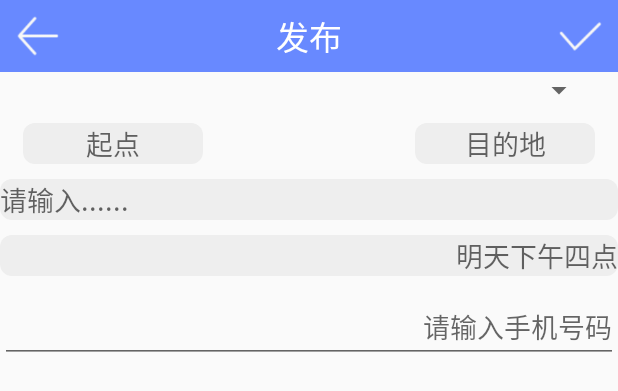
After one commit to DulCoder/PinKe, an Android app: the layout activity_add.xml on its own in the app's theme, with its tools: preview values and no code run, on a phone screen of 412 x 824 dp. The commit adds this screen. Shown: the top 391 px of the screen. Run offline under Robolectric (Android 15) with nearby library versions, the phone set to English and light mode, and no system bars.

Commit message:
AddFragmentToAddActivity

```diff
--- a/app/src/main/java/com/fafu/kongshu/zhengxianyou/pinke/fragment/MyContentFragment.java
+++ b/app/src/main/java/com/fafu/kongshu/zhengxianyou/pinke/fragment/MyContentFragment.java
@@ -26,6 +26,7 @@ import com.fafu.kongshu.zhengxianyou.pinke.config.Config;
 import com.fafu.kongshu.zhengxianyou.pinke.sqlitedb.NoteMeteData;
 
 import java.util.ArrayList;
+import java.util.Collections;
 import java.util.List;
 
 import cn.bmob.v3.BmobQuery;
@@ -161,7 +162,6 @@ public class MyContentFragment extends Fragment implements AdapterView.OnItemCli
                 public void done(List<Note> list, BmobException e) {
 
                     notes = list;
-
                     //把数据添加到本地数据库
                     int size = list.size();
                     Note note = null;
@@ -188,6 +188,7 @@ public class MyContentFragment extends Fragment implements AdapterView.OnItemCli
 
         notes.clear();
         ArrayList<Note> list = mDatabaseAdapter.queryAll();
+        Collections.reverse(list);
         notes.addAll(list);
 
         adapter = new NoteAdapter(displayActivity, notes);
--- a/app/src/main/java/com/fafu/kongshu/zhengxianyou/pinke/fragment/MyDetailFragment.java
+++ b/app/src/main/java/com/fafu/kongshu/zhengxianyou/pinke/fragment/MyDetailFragment.java
@@ -98,7 +98,7 @@ public class MyDetailFragment extends Fragment implements View.OnClickListener {
 
 
         objectId = getArguments().getString("objectId");
-        Log.e("CCC", objectId);
+//        Log.e("CCC", objectId);
         tv_title.setText(title);
         et_start.setText(start);
         et_end.setText(end);
--- /dev/null
+++ b/app/src/main/res/layout/activity_add.xml
@@ -0,0 +1,80 @@
+<?xml version="1.0" encoding="utf-8"?>
+<LinearLayout
+    xmlns:android="http://schemas.android.com/apk/res/android"
+    android:id="@+id/activity_note_add"
+    android:layout_width="match_parent"
+    android:layout_height="match_parent"
+    android:orientation="vertical"
+    >
+
+
+
+    <include layout="@layout/include_add_top_bar"/>
+
+    <Spinner
+        android:id="@+id/mSpinner"
+        android:layout_width="match_parent"
+        android:layout_height="wrap_content"
+        android:gravity="center_horizontal"
+        android:layout_marginLeft="15dp"
+        android:layout_marginRight="15dp"></Spinner>
+
+    <RelativeLayout
+        android:layout_marginTop="10dp"
+        android:layout_width="match_parent"
+        android:layout_height="wrap_content"
+        >
+        <EditText
+            android:id="@+id/et_start"
+            android:layout_width="120dp"
+            android:layout_height="wrap_content"
+            android:layout_marginLeft="15dp"
+            android:layout_alignParentLeft="true"
+            android:gravity="center_horizontal"
+            android:background="@drawable/bg_edit"
+            android:hint="起点"/>
+
+        <EditText
+            android:id="@+id/et_end"
+            android:layout_width="120dp"
+            android:layout_height="wrap_content"
+            android:layout_alignParentRight="true"
+            android:layout_marginRight="15dp"
+            android:background="@drawable/bg_edit"
+            android:gravity="center_horizontal"
+            android:hint="目的地"/>
+
+    </RelativeLayout>
+
+    <EditText
+        android:id="@+id/et_description"
+        android:layout_marginTop="10dp"
+        android:layout_width="match_parent"
+        android:layout_height="wrap_content"
+        android:background="@drawable/bg_edit"
+        android:hint="请输入......"/>
+
+    <EditText
+        android:id="@+id/et_time"
+        android:layout_marginTop="10dp"
+        android:layout_width="match_parent"
+        android:layout_height="wrap_content"
+        android:gravity="right"
+        android:background="@drawable/bg_edit"
+        android:hint="明天下午四点"/>
+
+    <EditText
+        android:id="@+id/et_phone"
+        android:inputType="number"
+        android:layout_width="match_parent"
+        android:layout_height="wrap_content"
+        android:gravity="right"
+        android:layout_marginTop="10dp"
+        android:hint="请输入手机号码"/>
+
+
+
+
+
+
+</LinearLayout>
```
Also changed, not shown: app/src/main/AndroidManifest.xml (+6 -3 lines), app/src/main/java/com/fafu/kongshu/zhengxianyou/pinke/AddActivity.java (renamed from app/src/main/java/com/fafu/kongshu/zhengxianyou/pinke/fragment/AddFragment.java, +22 -58 lines), app/src/main/java/com/fafu/kongshu/zhengxianyou/pinke/fragment/DisplayFragment.java (+12 -7 lines), app/src/main/java/com/fafu/kongshu/zhengxianyou/pinke/fragment/IconDialogFragment.java (+10 -9 lines), app/src/main/res/layout/fragment_add.xml (deleted, +0 -80 lines).
